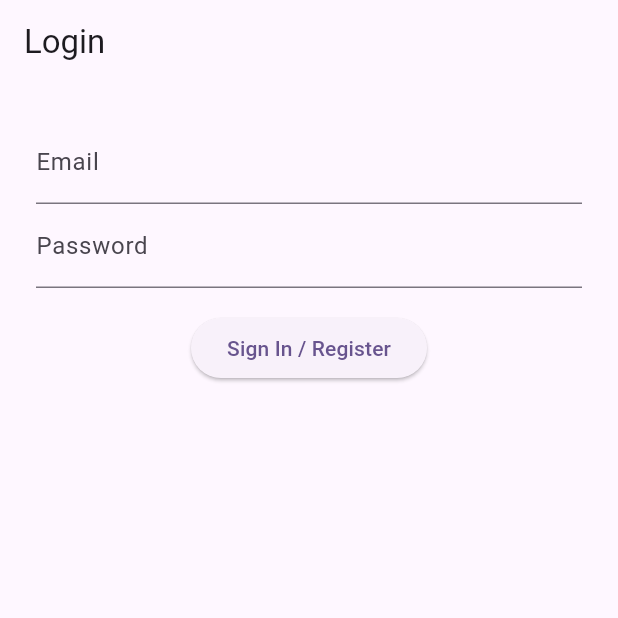
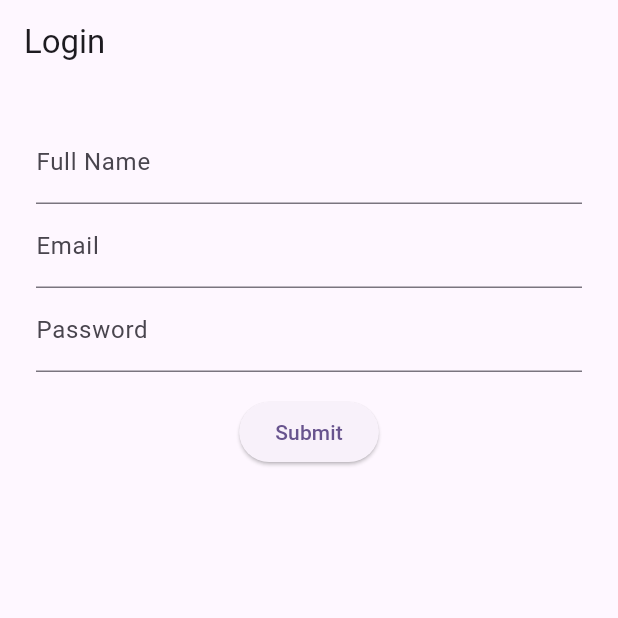
Before and after one commit to saisurisettigriffith/flutter_demo_ssuriset, a Flutter app: the screen it shows after launch, on a phone screen of 412 x 824 dp, the top half of it. Run offline on Flutter 3.47's test engine with Material 3 defaults, Android fonts, the phone set to English and light mode, and no system bars; our stand-ins replace firebase_auth, firebase_core; accounts and stored records are empty.

Commit message:
Register Functionality

```diff
--- a/lib/main.dart
+++ b/lib/main.dart
@@ -3,89 +3,120 @@
 import 'package:flutter/material.dart';
 import 'package:firebase_core/firebase_core.dart';
 import 'package:firebase_auth/firebase_auth.dart';
+import 'package:provider/provider.dart';
 import 'firebase_options.dart';
 
-void main() async {
+Future<void> main() async {
   WidgetsFlutterBinding.ensureInitialized();
   await Firebase.initializeApp(
     options: DefaultFirebaseOptions.currentPlatform,
   );
-  runApp(const MyApp());
+  runApp(const App());
 }
 
-class MyApp extends StatelessWidget {
-  const MyApp({super.key});
+class App extends StatelessWidget {
+  const App({super.key});
+
   @override
   Widget build(BuildContext context) {
-    return MaterialApp(
-      title: 'Flutter Demo by Sai Surisetti',
-      theme: ThemeData.from(
-        colorScheme: ColorScheme.fromSeed(seedColor: Colors.deepPurple),
-        useMaterial3: true,
+    return ChangeNotifierProvider<AuthViewModel>(
+      create: (_) => AuthViewModel(),
+      child: MaterialApp(
+        title: 'Flutter Demo by Sai Surisetti',
+        theme: ThemeData.from(
+          colorScheme: ColorScheme.fromSeed(seedColor: Colors.deepPurple),
+          useMaterial3: true,
+        ),
+        home: const AuthGate(),
       ),
-      home: const AuthGate(),
     );
   }
 }
 
+class AuthViewModel extends ChangeNotifier {
+  final FirebaseAuth _auth = FirebaseAuth.instance;
+  bool _loading = false;
+  String? _error;
+
+  bool get loading => _loading;
+  String? get error => _error;
+
+  Future<void> signInOrRegister({
+    required String fullName,
+    required String email,
+    required String password,
+  }) async {
+    _loading = true;
+    _error = null;
+    notifyListeners();
+
+    try {
+      await _auth.signInWithEmailAndPassword(email: email, password: password);
+    } on FirebaseAuthException catch (e) {
+      if (e.code == 'user-not-found') {
+        final cred = await _auth.createUserWithEmailAndPassword(
+          email: email,
+          password: password,
+        );
+        await cred.user?.updateDisplayName(fullName);
+      } else {
+        _error = e.message;
+      }
+    } catch (e) {
+      _error = e.toString();
+    }
+
+    _loading = false;
+    notifyListeners();
+  }
+
+  Future<void> signOut() => _auth.signOut();
+}
+
 class AuthGate extends StatelessWidget {
-  const AuthGate({super.key});
+  const AuthGate({Key? key}) : super(key: key);
+
   @override
   Widget build(BuildContext context) {
     return StreamBuilder<User?>(
       stream: FirebaseAuth.instance.authStateChanges(),
       builder: (context, snapshot) {
-        if (snapshot.connectionState == ConnectionState.waiting) {
-          return const Scaffold(body: Center(child: CircularProgressIndicator()));
+        if (snapshot.connectionState == ConnectionState.active) {
+          return snapshot.data == null ? const LoginPage() : const HomePage();
         }
-        return snapshot.hasData ? const HomePage() : const LoginPage();
+        return const Scaffold(
+          body: Center(child: CircularProgressIndicator()),
+        );
       },
     );
   }
 }
 
 class LoginPage extends StatefulWidget {
-  const LoginPage({super.key});
-  @override _LoginPageState createState() => _LoginPageState();
+  const LoginPage({Key? key}) : super(key: key);
+
+  @override
+  State<LoginPage> createState() => _LoginPageState();
 }
 
 class _LoginPageState extends State<LoginPage> {
   final _formKey = GlobalKey<FormState>();
+  final _nameCtrl = TextEditingController();
   final _emailCtrl = TextEditingController();
   final _passCtrl = TextEditingController();
-  bool _loading = false;
-  String? _error;
 
-  Future<void> _submit() async {
-    if (!_formKey.currentState!.validate()) return;
-    setState(() { _loading = true; _error = null; });
-    try {
-      await FirebaseAuth.instance.signInWithEmailAndPassword(
-        email: _emailCtrl.text.trim(),
-        password: _passCtrl.text.trim(),
-      );
-    } on FirebaseAuthException catch (e) {
-      if (e.code == 'user-not-found') {
-        try {
-          final cred = await FirebaseAuth.instance
-              .createUserWithEmailAndPassword(
-                email: _emailCtrl.text.trim(),
-                password: _passCtrl.text.trim(),
-              );
-          await cred.user!.updateDisplayName(_emailCtrl.text.split('@').first);
-        } catch (e2) {
-          _error = e2.toString();
-        }
-      } else {
-        _error = e.message;
-      }
-    } finally {
-      if (mounted) setState(() => _loading = false);
-    }
+  @override
+  void dispose() {
+    _nameCtrl.dispose();
+    _emailCtrl.dispose();
+    _passCtrl.dispose();
+    super.dispose();
   }
 
   @override
   Widget build(BuildContext context) {
+    final vm = context.watch<AuthViewModel>();
+
     return Scaffold(
       appBar: AppBar(title: const Text('Login')),
       body: Padding(
@@ -93,27 +124,43 @@
         child: Form(
           key: _formKey,
           child: Column(mainAxisSize: MainAxisSize.min, children: [
-            if (_error != null)
-              Text(_error!, style: const TextStyle(color: Colors.red)),
+            TextFormField(
+              controller: _nameCtrl,
+              decoration: const InputDecoration(labelText: 'Full Name'),
+              validator: (v) =>
+                  (v != null && v.trim().isNotEmpty) ? null : 'Enter your name',
+            ),
             TextFormField(
               controller: _emailCtrl,
               decoration: const InputDecoration(labelText: 'Email'),
               validator: (v) =>
-                  v != null && v.contains('@') ? null : 'Enter a valid email',
+                  (v != null && v.contains('@')) ? null : 'Enter valid email',
             ),
             TextFormField(
               controller: _passCtrl,
               decoration: const InputDecoration(labelText: 'Password'),
               obscureText: true,
               validator: (v) =>
-                  v != null && v.length >= 6 ? null : 'Min 6 characters',
+                  (v != null && v.length >= 6) ? null : 'Min 6 chars',
             ),
             const SizedBox(height: 16),
+            if (vm.error != null)
+              Text(vm.error!, style: const TextStyle(color: Colors.red)),
             ElevatedButton(
-              onPressed: _loading ? null : _submit,
-              child: _loading
+              onPressed: vm.loading
+                  ? null
+                  : () {
+                      if (_formKey.currentState!.validate()) {
+                        vm.signInOrRegister(
+                          fullName: _nameCtrl.text.trim(),
+                          email: _emailCtrl.text.trim(),
+                          password: _passCtrl.text,
+                        );
+                      }
+                    },
+              child: vm.loading
                   ? const CircularProgressIndicator()
-                  : const Text('Sign In / Register'),
+                  : const Text('Submit'),
             ),
           ]),
         ),
@@ -123,23 +170,25 @@
 }
 
 class HomePage extends StatelessWidget {
-  const HomePage({super.key});
+  const HomePage({Key? key}) : super(key: key);
+
   @override
   Widget build(BuildContext context) {
     final user = FirebaseAuth.instance.currentUser!;
+
     return Scaffold(
       appBar: AppBar(
         title: const Text('Home'),
         actions: [
           IconButton(
             icon: const Icon(Icons.logout),
-            onPressed: () => FirebaseAuth.instance.signOut(),
+            onPressed: () => context.read<AuthViewModel>().signOut(),
           )
         ],
       ),
       body: Center(
         child: Text(
-          "Hey, ${user.displayName ?? user.email}! You’re logged in.",
+          "Hey, ${user.displayName ?? user.email}! You’re successfully logged in.",
           style: Theme.of(context).textTheme.headlineSmall,
         ),
       ),
--- a/pubspec.yaml
+++ b/pubspec.yaml
@@ -36,6 +36,7 @@ dependencies:
   cupertino_icons: ^1.0.8
   firebase_core: ^3.13.0
   firebase_auth: ^5.5.3
+  provider: ^6.1.4
 
 dev_dependencies:
   flutter_test:
```
Also changed, not shown: pubspec.lock, 2 other files.
